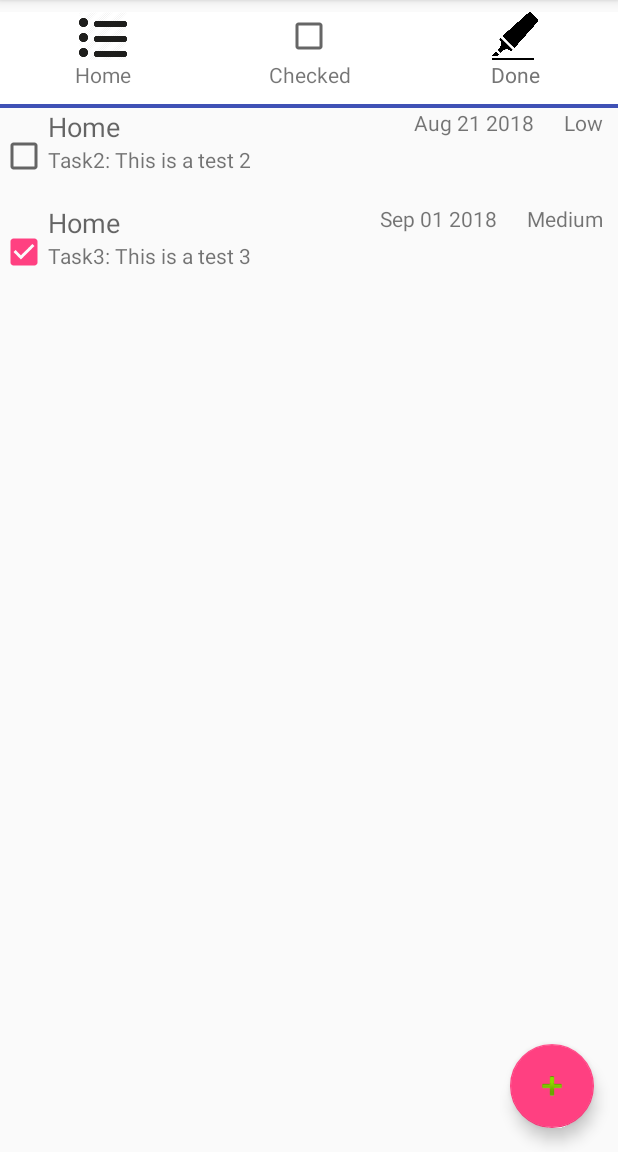
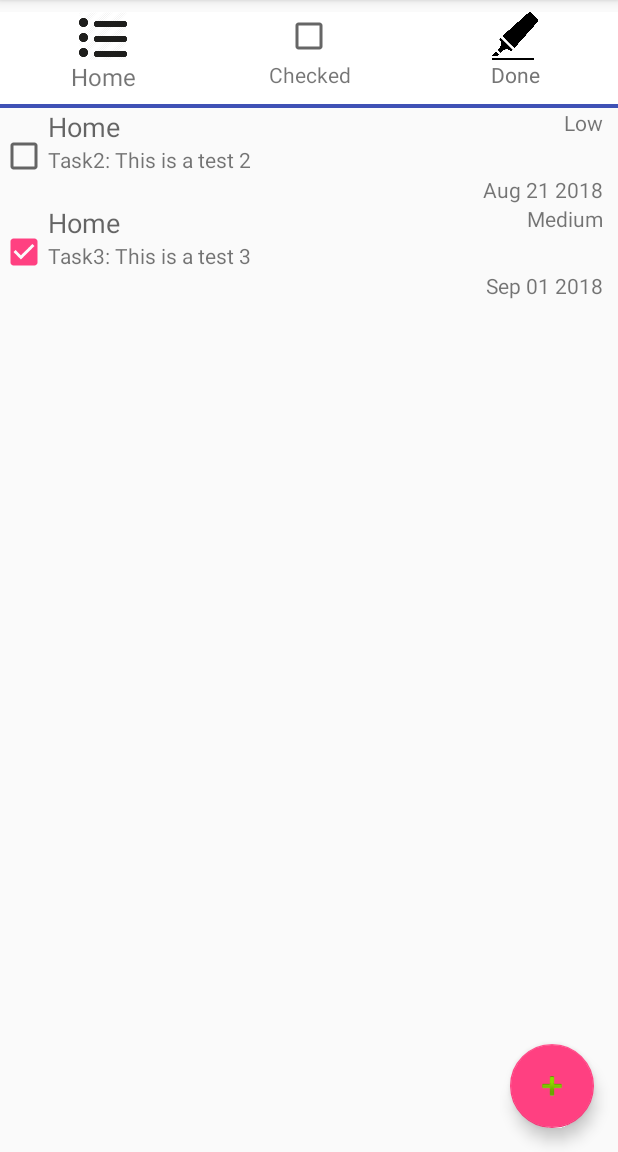
Before and after one commit to jlrods/MyToDoList, an Android app: the screen it shows after launch (MainActivity), in the side drawer, after a tap on "Home", on a phone screen of 412 x 824 dp, the part 84-1236 px from its top. Run offline under Robolectric (Android 15) with nearby library versions, the phone set to English and light mode, and no system bars.

Commit message:
Limit Task list names

```diff
--- a/app/src/main/java/io/github/jlrods/mytodolist/MainActivity.java
+++ b/app/src/main/java/io/github/jlrods/mytodolist/MainActivity.java
@@ -90,6 +90,7 @@ public class MainActivity extends AppCompatActivity implements NavigationView.On
     //Constants
     private static final String groceryCategory = "Groceries";
     private static final String allCategory ="All";
+    private static final int MAX_TASK_LIST_NAME = 11;
 
     private static final int CAMERA_ACCESS_REQUEST = 0;
     private static final int GALLERY_ACCESS_REQUEST = 0;
@@ -927,6 +928,8 @@ public class MainActivity extends AppCompatActivity implements NavigationView.On
                             if(newListName.equals("")){
                                 //Display error message via toast
                                 Toast.makeText(MainActivity.this,R.string.listNameEmpty,Toast.LENGTH_SHORT).show();
+                            }else if(newListName.length()>MAX_TASK_LIST_NAME){
+                                Toast.makeText(MainActivity.this,"List name too long. Please select a shorter name.",Toast.LENGTH_SHORT).show();
                             }else{
                                 //Check the name is not already in the categories list
                                 Cursor c = db.runQuery("SELECT * FROM CATEGORY");
--- a/app/src/main/res/layout/content_main.xml
+++ b/app/src/main/res/layout/content_main.xml
@@ -36,8 +36,11 @@
                 android:layout_height="match_parent"
                 android:layout_below="@id/imgListIcon"
                 android:layout_gravity="center"
+                android:autoSizeTextType="uniform"
                 android:layout_weight="1"
-                android:text="Groceries"
+                android:text="TestNewLongListName12"
+                android:autoSizeMinTextSize="9dp"
+                android:autoSizeMaxTextSize="16dp"
                 android:textAlignment="center" />
         </LinearLayout>
 
--- a/app/src/main/res/layout/task_element.xml
+++ b/app/src/main/res/layout/task_element.xml
@@ -41,9 +41,10 @@
             android:layout_width="wrap_content"
             android:layout_height="wrap_content"
             android:text="Created: XX/XX/XXXX"
-            android:layout_alignParentTop="true"
-            android:layout_toLeftOf="@id/tvPriority"
+            android:layout_alignParentBottom="true"
+            android:layout_alignParentRight="true"
             android:paddingRight="10dp"
+            android:paddingLeft="10dp"
             android:textAppearance="?android:attr/textAppearanceSmall"
             android:maxLines="1" />
 
```
